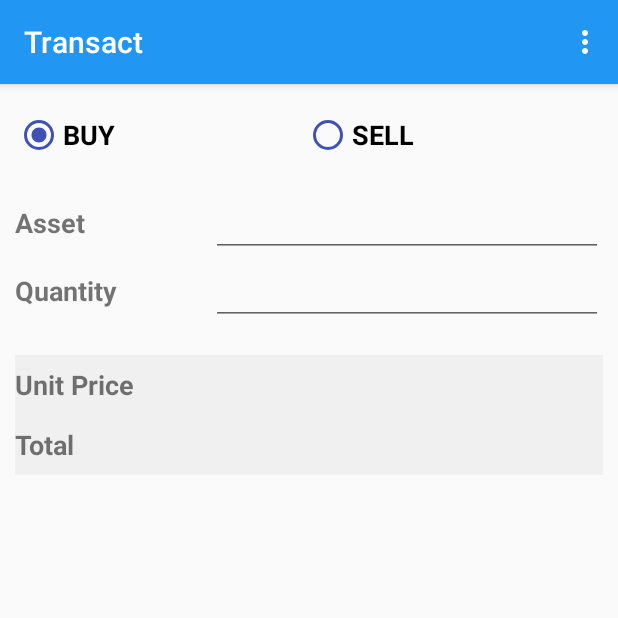
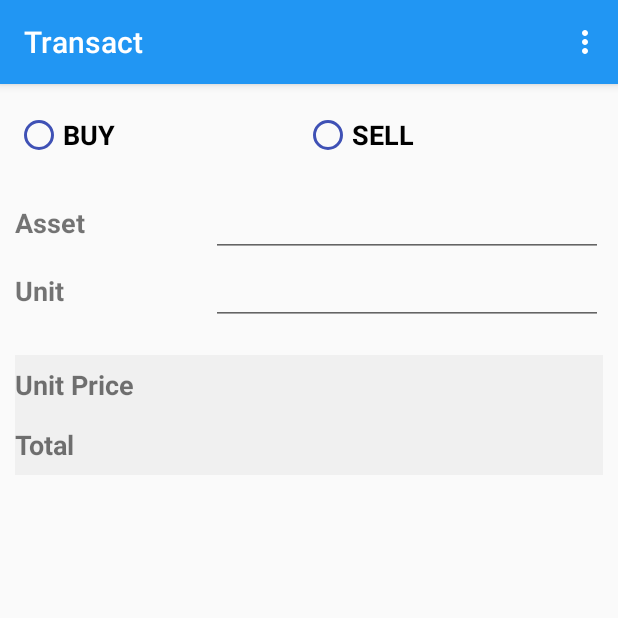
Before and after one commit to Banshee09/EZTrade, an Android app: the TransactFragment screen opened through its navigation route, on a phone screen of 412 x 824 dp, the top half of it. Run offline under Robolectric (Android 15) with nearby library versions, the phone set to English and light mode, and no system bars; our stand-ins replace Firebase (no records; nobody signed in at launch, a user with empty details on screens opened directly), data binding, navigation-ui; libraries missing offline, so code that uses them is left out: com.firebase.ui; network calls fail.

Commit message:
Place an order

```diff
--- a/app/build.gradle
+++ b/app/build.gradle
@@ -47,8 +47,10 @@ dependencies {
     implementation 'androidx.navigation:navigation-fragment-ktx:2.0.0'
     implementation 'androidx.navigation:navigation-ui-ktx:2.0.0'
 
-    implementation 'com.google.firebase:firebase-auth:19.2.0'
+    implementation 'com.google.firebase:firebase-auth:19.3.1'
     implementation 'com.firebaseui:firebase-ui-auth:6.2.0'
+    implementation 'com.google.android.gms:play-services-auth:18.0.0'
+
     implementation 'com.squareup.retrofit2:retrofit:2.6.0'
     implementation 'com.squareup.retrofit2:converter-gson:2.6.0'
     implementation 'com.google.code.gson:gson:2.8.6'
--- a/app/src/main/java/com/eztrade/database/DatabaseOrder.kt
+++ b/app/src/main/java/com/eztrade/database/DatabaseOrder.kt
@@ -36,7 +36,7 @@ data class DatabaseOrder(
     var instruction: String,
     var user: String,
     var asset: String,
-    var quantity: Int,
+    var unit: Int,
     var price: Double,
     var total: Double,
     var insertDate: LocalDateTime,
@@ -48,7 +48,7 @@ fun DatabaseOrder.asDomainModel(): Order {
         user = this.user,
         instruction = this.instruction,
         asset = this.asset,
-        quantity = this.quantity,
+        unit = this.unit,
         price = this.price,
         total = this.total,
         insertDate = this.insertDate,
--- a/app/src/main/java/com/eztrade/domain/Order.kt
+++ b/app/src/main/java/com/eztrade/domain/Order.kt
@@ -9,7 +9,7 @@ data class Order(
     var user: String,
     var instruction: String,
     var asset: String,
-    var quantity: Int,
+    var unit: Int,
     var price: Double,
     var total: Double,
     var insertDate: LocalDateTime,
--- a/app/src/main/java/com/eztrade/network/NetworkOrder.kt
+++ b/app/src/main/java/com/eztrade/network/NetworkOrder.kt
@@ -7,7 +7,7 @@ data class NetworkOrder(
     var user: String,
     var instruction: String,
     var asset: String,
-    var quantity: Int,
+    var unit: Int,
     var price: Double,
     var total: Double,
     var insertDate: LocalDateTime,
@@ -20,7 +20,7 @@ fun NetworkOrder.asDatabaseModel(): DatabaseOrder {
         user = this.user,
         instruction = this.instruction,
         asset = this.asset,
-        quantity = this.quantity,
+        unit = this.unit,
         price = this.price,
         total = this.total,
         insertDate = this.insertDate,
--- a/app/src/main/java/com/eztrade/ui/OrderAdapter.kt
+++ b/app/src/main/java/com/eztrade/ui/OrderAdapter.kt
@@ -74,10 +74,10 @@ fun TextView.setAssetString(item: Order?) {
     }
 }
 
-@BindingAdapter("quantityString")
+@BindingAdapter("unitString")
 fun TextView.setQuantityString(item: Order?) {
     item?.let {
-        text = (item.quantity.toString())
+        text = (item.unit.toString())
     }
 }
 
--- a/app/src/main/java/com/eztrade/viewmodel/TransactViewModel.kt
+++ b/app/src/main/java/com/eztrade/viewmodel/TransactViewModel.kt
@@ -2,20 +2,69 @@ package com.eztrade.viewmodel
 
 
 import android.util.Log
+import android.widget.Toast
 import androidx.databinding.Bindable
+import androidx.lifecycle.LiveData
 import androidx.lifecycle.MutableLiveData
 import androidx.lifecycle.ViewModel
+import com.eztrade.database.getDatabase
+import com.eztrade.network.*
+import com.eztrade.repository.OrdersRepository
+import kotlinx.coroutines.CoroutineScope
+import kotlinx.coroutines.Dispatchers
+import kotlinx.coroutines.SupervisorJob
+import kotlinx.coroutines.launch
+import java.time.LocalDateTime
 
 class TransactViewModel : ViewModel() {
+    private val viewModelJob = SupervisorJob()
+    private val viewModelScope = CoroutineScope(viewModelJob + Dispatchers.Main)
+
+    val instruction = MutableLiveData<String>().apply {
+        value = "BUY"
+    }
 
     val asset = MutableLiveData<String>()
-
+    val unit = MutableLiveData<String>()
+    val price = MutableLiveData<Double>().apply {
+        value = 0.0
+    }
+    val total = MutableLiveData<Double>().apply {
+        value = 0.0
+    }
 
     public fun fillOrder() {
-        Log.d("TransactViewModel", asset.value)
+//        viewModelScope.launch {
+//            val price = asset.value?.let { PriceWs.priceService.getLatestPrice(it) }
+//            Log.d("TransactViewModel", price.toString())
+//        }
+        val networkPriceResponse = NetworkPriceResponse(NetworkStatus(200, ""), NetworkPrice(12.0))
+        price.value = networkPriceResponse.data.price
+        total.value = unit.value?.let { price.value?.times(Integer.valueOf(it)) }
+
+    }
+
+    public fun changeInstruction(ins: String) {
+        instruction.value = ins
     }
 
     public fun placeOrder() {
+        val order = NetworkOrder(
+            "sam",
+            instruction.value!!,
+            asset.value!!,
+            unit.value!!.toInt(),
+            price.value!!,
+            total.value!!,
+            LocalDateTime.now(),
+            LocalDateTime.now(),
+            0
+        )
 
+        Log.d("TransactViewModel", order.toString())
+
+        viewModelScope.launch {
+            EzTradeWs.orderService.createOrder(order)
+        }
     }
 }
--- a/app/src/main/res/layout/fragment_transact.xml
+++ b/app/src/main/res/layout/fragment_transact.xml
@@ -29,17 +29,20 @@
                 android:layout_height="wrap_content"
                 android:layout_weight="1"
                 android:buttonTint="@color/colorPrimaryDark"
-                android:checked="true"
+                android:checked="@{transactViewModel.instruction.toString().equalsIgnoreCase(`BUY`)}"
+                android:onClick="@{()->transactViewModel.changeInstruction(`BUY`)}"
                 android:text="BUY"
                 android:textSize="18dp"
                 android:textStyle="bold" />
 
-              <RadioButton
+            <RadioButton
                 android:id="@+id/radio_sell"
                 android:layout_width="wrap_content"
                 android:layout_height="wrap_content"
                 android:layout_weight="1"
                 android:buttonTint="@color/colorPrimaryDark"
+                android:checked="@{transactViewModel.instruction.toString().equalsIgnoreCase(`SELL`)}"
+                android:onClick="@{()->transactViewModel.changeInstruction(`SELL`)}"
                 android:text="SELL"
                 android:textSize="18dp"
                 android:textStyle="bold" />
@@ -82,17 +85,18 @@
                 android:layout_width="fill_parent"
                 android:layout_height="wrap_content"
                 android:layout_weight="2"
-                android:text="Quantity"
+                android:text="Unit"
                 android:textSize="18dp"
                 android:textStyle="bold" />
 
             <EditText
-                android:id="@+id/QuantityInput"
+                android:id="@+id/UnitInput"
                 android:layout_width="fill_parent"
                 android:layout_height="wrap_content"
                 android:layout_weight="1"
                 android:inputType="number"
                 android:maxLines="1"
+                android:text="@={transactViewModel.unit}"
                 android:textSize="18dp" />
 
         </LinearLayout>
@@ -118,6 +122,8 @@
                 android:layout_width="fill_parent"
                 android:layout_height="match_parent"
                 android:layout_weight="1"
+                android:gravity="center_vertical"
+                android:text="@={``+transactViewModel.price}"
                 android:textSize="18dp" />
 
         </LinearLayout>
@@ -142,7 +148,8 @@
                 android:layout_width="fill_parent"
                 android:layout_height="match_parent"
                 android:layout_weight="1"
-
+                android:gravity="center_vertical"
+                android:text="@={``+transactViewModel.total}"
                 android:textSize="18dp" />
 
         </LinearLayout>
@@ -162,6 +169,7 @@
                 android:layout_marginHorizontal="10dp"
                 android:layout_weight="1"
                 android:background="@color/colorPrimary"
+                android:enabled="@{transactViewModel.asset!= null &amp;&amp; !transactViewModel.asset.empty}"
                 android:onClick="@{() -> transactViewModel.fillOrder()}"
                 android:text="Fill Order"
                 android:textColor="#ffffff" />
@@ -173,6 +181,7 @@
                 android:layout_marginHorizontal="10dp"
                 android:layout_weight="1"
                 android:background="@color/colorPrimaryDark"
+                android:enabled="@{transactViewModel.total > 0}"
                 android:onClick="@{() -> transactViewModel.placeOrder()}"
                 android:text="Place Order"
                 android:textColor="#ffffff" />
--- a/app/src/main/res/layout/list_item_order.xml
+++ b/app/src/main/res/layout/list_item_order.xml
@@ -59,7 +59,7 @@
             app:layout_constraintEnd_toEndOf="parent"
             app:layout_constraintStart_toEndOf="@+id/asset"
             app:layout_constraintTop_toTopOf="@+id/asset"
-            app:quantityString="@{order}"
+            app:unitString="@{order}"
             tools:text="10" />
 
         <TextView
```
Also changed, not shown: app/src/main/java/com/eztrade/network/NetworkPrice.kt (added, +17 -0 lines), app/src/main/java/com/eztrade/network/OrderService.kt (+19 -5 lines), app/src/main/java/com/eztrade/network/PriceService.kt (+37 -0 lines), app/src/main/java/com/eztrade/repository/OrderRepository.kt (+4 -3 lines), app/src/main/res/layout/fragment_detail.xml (+17 -17 lines).
